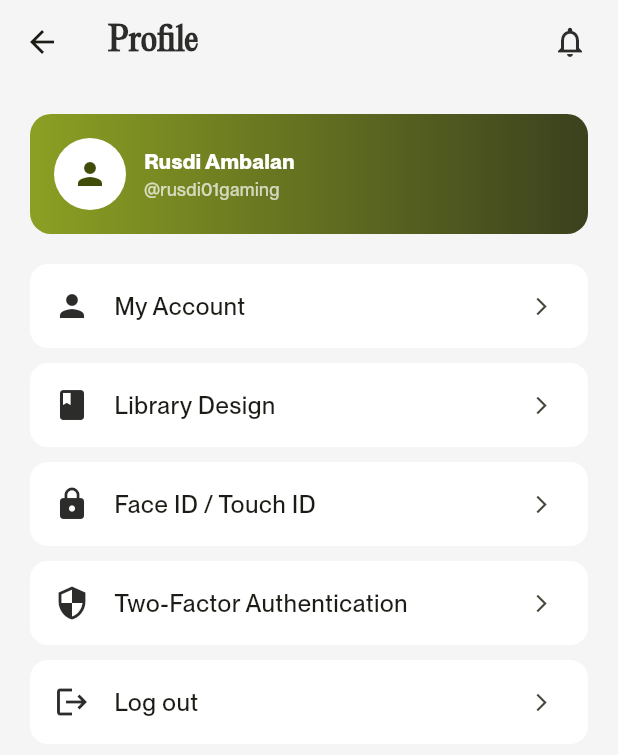
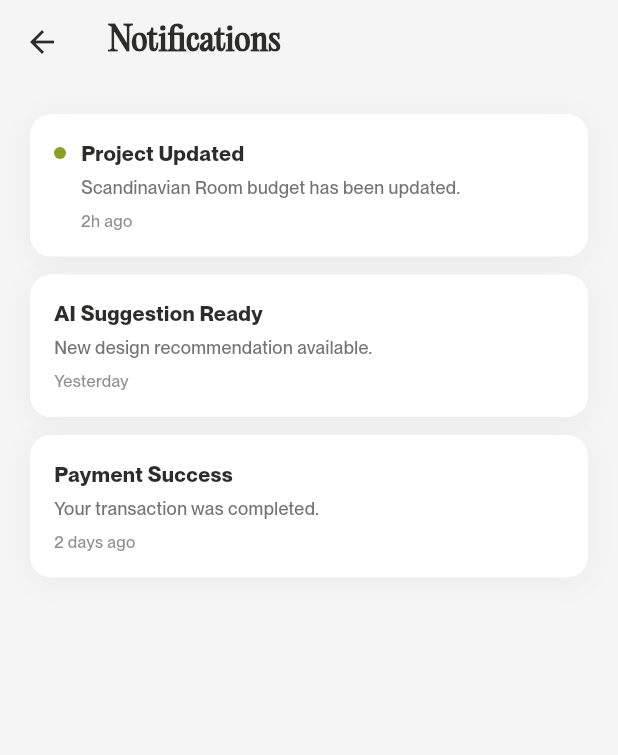
Before and after one commit to AmbatronZ/Renovasim-Flutter, a Flutter app: the ProfileScreen screen opened directly, after a tap on the "notifications" icon, on a phone screen of 412 x 824 dp. Shown: the top 755 px of the screen. Run offline on Flutter 3.47's test engine with Material 3 defaults, Android fonts, the phone set to English and light mode, and no system bars; our stand-ins replace flutter_svg.

Commit message:
penambahan notif

```diff
--- /dev/null
+++ b/lib/core/theme_provider.dart
@@ -0,0 +1,13 @@
+import 'package:flutter/material.dart';
+
+class ThemeProvider extends ChangeNotifier {
+  ThemeMode _themeMode = ThemeMode.light;
+
+  ThemeMode get themeMode => _themeMode;
+  bool get isDark => _themeMode == ThemeMode.dark;
+
+  void toggleTheme(bool isDark) {
+    _themeMode = isDark ? ThemeMode.dark : ThemeMode.light;
+    notifyListeners();
+  }
+}
--- a/lib/main.dart
+++ b/lib/main.dart
@@ -1,7 +1,8 @@
 import 'package:flutter/material.dart';
 import 'package:flutter/services.dart';
+import 'package:provider/provider.dart';
 import 'screens/splash_screen.dart';
-import 'screens/home_screen.dart';
+import 'core/theme_provider.dart';
 
 void main() {
   WidgetsFlutterBinding.ensureInitialized();
@@ -11,7 +12,12 @@ void main() {
       statusBarIconBrightness: Brightness.dark,
     ),
   );
-  runApp(const RenovaSimApp());
+  runApp(
+    ChangeNotifierProvider(
+      create: (_) => ThemeProvider(),
+      child: const RenovaSimApp(),
+    ),
+  );
 }
 
 class RenovaSimApp extends StatelessWidget {
@@ -19,9 +25,12 @@ class RenovaSimApp extends StatelessWidget {
 
   @override
   Widget build(BuildContext context) {
+    final themeProvider = Provider.of<ThemeProvider>(context); // ← tambah ini
+
     return MaterialApp(
       title: 'RenovaSim',
       debugShowCheckedModeBanner: false,
+      themeMode: themeProvider.themeMode, // ← tambah ini
       theme: ThemeData(
         colorScheme: ColorScheme.fromSeed(
           seedColor: const Color(0xFF8BA023),
@@ -30,6 +39,16 @@ class RenovaSimApp extends StatelessWidget {
         fontFamily: 'PPNeueMontrealMedium',
         useMaterial3: true,
       ),
+      darkTheme: ThemeData.dark().copyWith( // ← tambah ini
+        colorScheme: ColorScheme.fromSeed(
+          seedColor: const Color(0xFF8BA023),
+          primary: const Color(0xFF8BA023),
+          brightness: Brightness.dark,
+        ),
+        textTheme: ThemeData.dark().textTheme.apply(
+          fontFamily: 'PPNeueMontrealMedium',
+        ),
+      ),
       home: const SplashScreen(),
     );
   }
--- a/lib/screens/home_screen.dart
+++ b/lib/screens/home_screen.dart
@@ -6,6 +6,7 @@ import 'settings_screen.dart';
 import 'cs_screen.dart';
 import '../../core/constants/app_colors.dart';
 import '../../data/models/project_model.dart';
+import 'notification_screen.dart';
 
 class HomeScreen extends StatefulWidget {
   const HomeScreen({super.key});
@@ -103,8 +104,17 @@ class _TopBar extends StatelessWidget {
         children: [
           SvgPicture.asset('assets/images/renovasim_logo.svg', height: 32),
           const Spacer(),
-          _IconBtn(icon: Icons.notifications_outlined),
-          const SizedBox(width: 4),
+          _IconBtn(
+            icon: Icons.notifications_outlined,
+            onTap: () {
+              Navigator.push(
+                context,
+                MaterialPageRoute(
+                  builder: (_) => const NotificationScreen(),
+                ),
+              );
+            },
+          ),
           _IconBtn(
             icon: Icons.settings_outlined,
             onTap: () => Navigator.push(
--- /dev/null
+++ b/lib/screens/notification_screen.dart
@@ -0,0 +1,130 @@
+import 'package:flutter/material.dart';
+import '../../core/constants/app_colors.dart';
+
+class NotificationScreen extends StatelessWidget {
+  const NotificationScreen({super.key});
+
+  @override
+  Widget build(BuildContext context) {
+    return Scaffold(
+      backgroundColor: AppColors.techWhite,
+      appBar: AppBar(
+        backgroundColor: Colors.transparent,
+        elevation: 0,
+        leading: BackButton(color: AppColors.metallicBlack),
+        title: Text(
+          "Notifications",
+          style: TextStyle(
+            fontFamily: 'PPEditorialNew',
+            fontWeight: FontWeight.w700,
+            color: AppColors.metallicBlack,
+          ),
+        ),
+      ),
+      body: ListView(
+        padding: const EdgeInsets.all(20),
+        children: const [
+          _NotificationItem(
+            title: "Project Updated",
+            subtitle: "Scandinavian Room budget has been updated.",
+            time: "2h ago",
+            isNew: true,
+          ),
+          _NotificationItem(
+            title: "AI Suggestion Ready",
+            subtitle: "New design recommendation available.",
+            time: "Yesterday",
+            isNew: false,
+          ),
+          _NotificationItem(
+            title: "Payment Success",
+            subtitle: "Your transaction was completed.",
+            time: "2 days ago",
+            isNew: false,
+          ),
+        ],
+      ),
+    );
+  }
+}
+
+class _NotificationItem extends StatelessWidget {
+  final String title;
+  final String subtitle;
+  final String time;
+  final bool isNew;
+
+  const _NotificationItem({
+    required this.title,
+    required this.subtitle,
+    required this.time,
+    required this.isNew,
+  });
+
+  @override
+  Widget build(BuildContext context) {
+    return Container(
+      margin: const EdgeInsets.only(bottom: 12),
+      padding: const EdgeInsets.all(16),
+      decoration: BoxDecoration(
+        color: Colors.white,
+        borderRadius: BorderRadius.circular(14),
+        boxShadow: [
+          BoxShadow(
+            color: AppColors.metallicBlack.withOpacity(0.05),
+            blurRadius: 15,
+            offset: const Offset(0, 3),
+          ),
+        ],
+      ),
+      child: Row(
+        crossAxisAlignment: CrossAxisAlignment.start,
+        children: [
+          if (isNew)
+            Container(
+              width: 8,
+              height: 8,
+              margin: const EdgeInsets.only(top: 6, right: 10),
+              decoration: const BoxDecoration(
+                color: AppColors.coconutGreen,
+                shape: BoxShape.circle,
+              ),
+            ),
+          Expanded(
+            child: Column(
+              crossAxisAlignment: CrossAxisAlignment.start,
+              children: [
+                Text(
+                  title,
+                  style: TextStyle(
+                    fontFamily: 'PPNeueMontrealMedium',
+                    fontWeight: FontWeight.w700,
+                    color: AppColors.metallicBlack,
+                  ),
+                ),
+                const SizedBox(height: 4),
+                Text(
+                  subtitle,
+                  style: TextStyle(
+                    fontFamily: 'PPNeueMontrealMedium',
+                    fontSize: 12,
+                    color: AppColors.zenGray,
+                    height: 1.4,
+                  ),
+                ),
+                const SizedBox(height: 6),
+                Text(
+                  time,
+                  style: TextStyle(
+                    fontSize: 11,
+                    color: AppColors.zenGray.withOpacity(0.8),
+                  ),
+                ),
+              ],
+            ),
+          ),
+        ],
+      ),
+    );
+  }
+}
--- a/lib/screens/profile_screen.dart
+++ b/lib/screens/profile_screen.dart
@@ -1,6 +1,7 @@
 import 'package:flutter/material.dart';
 import '../../core/constants/app_colors.dart';// buat AppColors
 import 'profile_setting_screen.dart';
+import 'notification_screen.dart';
 
 class ProfileScreen extends StatelessWidget {
   const ProfileScreen({super.key});
@@ -23,8 +24,14 @@ class ProfileScreen extends StatelessWidget {
         actions: [
         IconButton(
           icon: const Icon(Icons.notifications_outlined),
-          color: AppColors.metallicBlack,
-          onPressed: () {},
+          onPressed: () {
+            Navigator.push(
+              context,
+              MaterialPageRoute(
+                builder: (_) => const NotificationScreen(),
+              ),
+            );
+          },
         ),
         const SizedBox(width: 8),
       ],
--- a/lib/screens/settings_screen.dart
+++ b/lib/screens/settings_screen.dart
@@ -5,6 +5,9 @@ import 'login_screen.dart';
 import 'about_us_screen.dart';
 import 'help_support_screen.dart';
 import 'terms_conditions_screen.dart';
+import 'package:provider/provider.dart';
+import '../../core/theme_provider.dart';
+import 'notification_screen.dart';
 
 class SettingsScreen extends StatefulWidget {
   const SettingsScreen({super.key});
@@ -144,9 +147,10 @@ class _SettingsScreenState extends State<SettingsScreen> {
                             _Divider(),
                             _SettingsTileSwitch(
                               label: 'Dark mode',
-                              value: _darkMode,
-                              onChanged: (v) =>
-                                  setState(() => _darkMode = v),
+                              value: Provider.of<ThemeProvider>(context).isDark,
+                              onChanged: (v) {
+                                Provider.of<ThemeProvider>(context, listen: false).toggleTheme(v);
+                              },
                             ),
                           ],
                         ),
--- a/pubspec.yaml
+++ b/pubspec.yaml
@@ -12,6 +12,7 @@ dependencies:
     sdk: flutter
   cupertino_icons: ^1.0.6
   flutter_svg: ^2.0.10
+  provider: ^6.1.2
 
 dev_dependencies:
   flutter_test:
```
Also changed, not shown: pubspec.lock.
